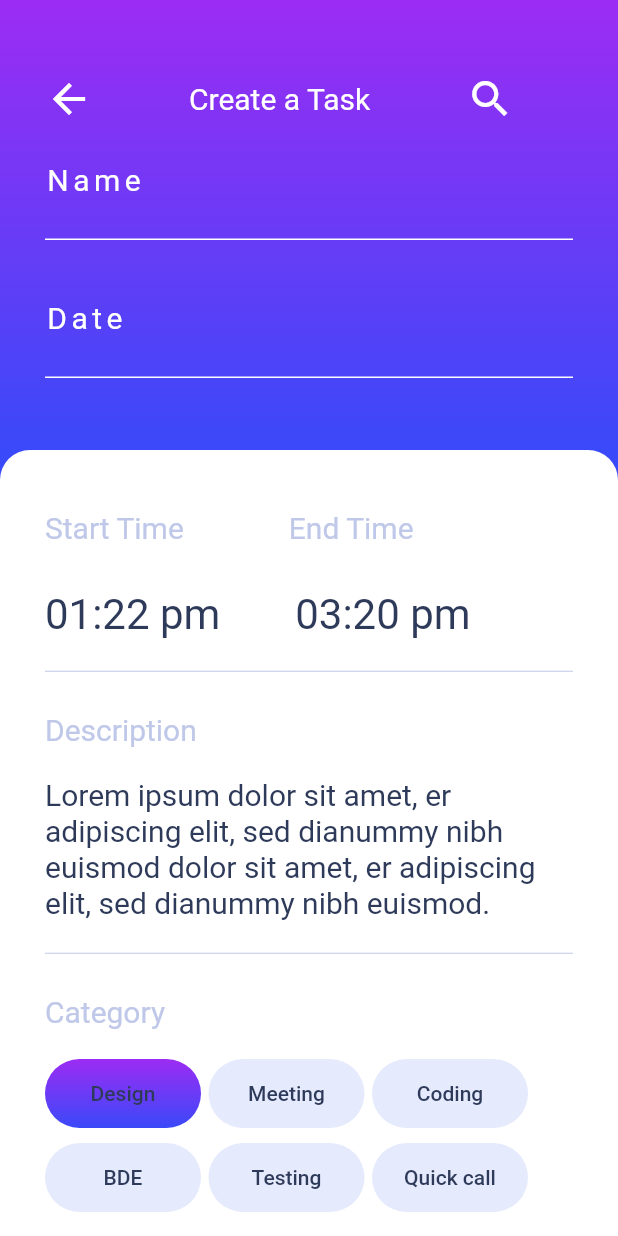
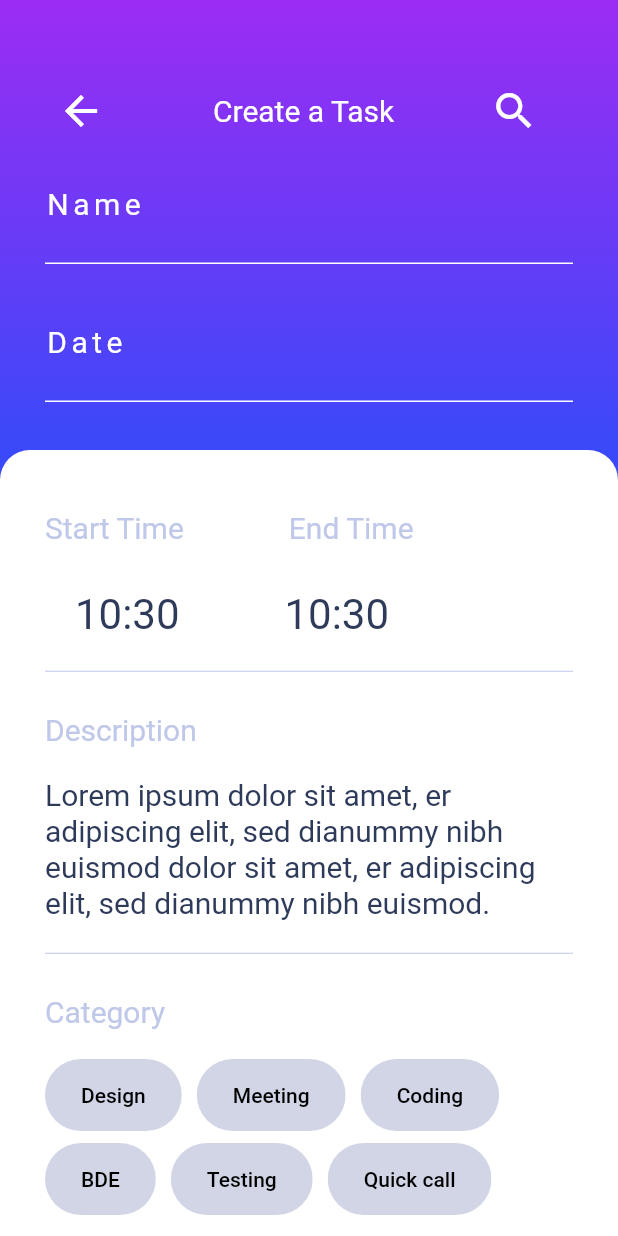
Before and after one commit to ZayniddinMamarasulov/taskmanager, a Flutter app: the screen it shows after launch, on a phone screen of 412 x 824 dp. Run offline on Flutter 3.47's test engine with Material 2 defaults, Android fonts, the phone set to English and light mode, and no system bars.

Commit message:
Choice Chip and timePicker added

```diff
--- /dev/null
+++ b/lib/app_colors.dart
@@ -0,0 +1,22 @@
+import 'package:flutter/material.dart';
+
+class AppColors {
+  AppColors._();
+
+  static Color lightBackgroundColor = const Color.fromRGBO(229, 229, 229, 1);
+  static Color lightTopGradient = const Color(0xFF9C2CF3);
+  static Color lightbottomGradient = const Color(0xFF3A49F9);
+  static Color lightTextColor = const Color(0xFF2E3A59);
+  static Color lightNoSelectColor = const Color.fromARGB(255, 209, 213, 230);
+  static Color lightSelectGradient = const Color(0xFFFFFFFF);
+  static Color lightButtomBackgroundColor = const Color(0xFFE5EAFC);
+  static Color lightButtomTextColor = const Color(0xFF242736);
+
+  static Color darkBackgroundColor = const Color.fromRGBO(229, 229, 229, 1);
+  static Color darkTopGradient = const Color(0xFF324646);
+  static Color darkTextColor = const Color(0xFF324646);
+  static Color darkNoSelectColor = const Color(0xFFD7D7D7);
+  static Color darkSelectGradient = const Color(0xFFFFFFFF);
+  static Color darkButtomBackgroundColor = const Color(0xFFDCDCDC);
+  static Color darkButtomTextColor = const Color(0xFF324747);
+}
--- /dev/null
+++ b/lib/tasks.dart
@@ -0,0 +1,17 @@
+class CategoryTask{
+  String title;
+  bool isSelected;
+
+  String toString(){
+    return 'MyTopic{title :$title ,isSelected: $isSelected}';
+  }
+  CategoryTask(this.title,{this.isSelected=false});
+  static List<CategoryTask> topics=[
+    CategoryTask('Design'),
+    CategoryTask('Meeting'),
+    CategoryTask('Coding'),
+    CategoryTask('BDE'),
+    CategoryTask('Testing'),
+    CategoryTask('Quick call'),
+  ];
+}
--- a/lib/thirdpage.dart
+++ b/lib/thirdpage.dart
@@ -1,4 +1,6 @@
 import 'package:flutter/material.dart';
+import 'package:taskmanager/app_colors.dart';
+import 'package:taskmanager/tasks.dart';
 
 class ThirdPage extends StatefulWidget {
   const ThirdPage({Key? key}) : super(key: key);
@@ -9,19 +11,48 @@ class ThirdPage extends StatefulWidget {
 
 class _ThirdPageState extends State<ThirdPage> {
   @override
+  late TimeOfDay time;
+  late TimeOfDay time2;
+  late TimeOfDay picket;
+  late TimeOfDay picket2;
+  void initState(){
+    super.initState();
+    time=TimeOfDay.now();
+    time2=TimeOfDay.now();
+  }
+  //select time
+  Future<Null> selectTime(BuildContext context) async{
+    picket = (await showTimePicker(
+        context: context,
+        initialTime: time))!;
+    if(picket!=null){
+      setState(() {
+        time=picket;
+      });
+    }
+  }
+  Future<Null> selectTime2(BuildContext context) async{
+    picket2 = (await showTimePicker(
+        context: context,
+        initialTime: time2))!;
+    if(picket2!=null){
+      setState(() {
+        time2=picket2;
+      });
+    }
+  }
   Widget build(BuildContext context) {
-    bool isPressed=false;
     return Scaffold(
       body: SingleChildScrollView(
         child:
         Container(
-          color: Color(0xff3A49F9),
+          color: const Color(0xff3A49F9),
           child: Column(
             children: [
               Container(
                 width: double.infinity,
                 height: 300,
-                decoration: BoxDecoration(
+                decoration:const BoxDecoration(
                   gradient: LinearGradient(
                       colors: [Color(0xff9C2CF3),Color(0xff3A49F9)],
                       begin: const FractionalOffset(1.0,0.0),
@@ -33,50 +64,28 @@ class _ThirdPageState extends State<ThirdPage> {
                   padding: const EdgeInsets.only(left: 30.0,right: 30),
                   child: Column(
                     children: [
-                      SizedBox(height: 50,),
+                     const  SizedBox(height: 50,),
                       Row(
                         children:[
-                          Icon(Icons.arrow_back,size: 32,color: Colors.white,),
-                          SizedBox(width: 64,),
-                          Text('Create a Task',
+                          IconButton(onPressed: (){Navigator.of(context).pop();},
+                              icon:const Icon(Icons.arrow_back,size: 32,color: Colors.white,),
+                          ),
+                          const SizedBox(width: 64,),
+                          const Text('Create a Task',
                             style: TextStyle(color: Colors.white,fontSize: 20),),
-                          SizedBox(width: 64,),
-                          Icon(Icons.search,size: 32,color: Colors.white,)
+                          const SizedBox(width: 64,),
+                          const  Icon(Icons.search,size: 32,color: Colors.white,)
                         ],
                       ),
-
-                      TextFormField(
-                        style: TextStyle(color: Colors.white,fontSize: 30),
-                        decoration: InputDecoration(
-                          enabledBorder: UnderlineInputBorder(
-                            borderSide: BorderSide(color: Colors.white),
-                          ),
-                          labelText: "Name",
-                          fillColor: Colors.white,
-                          labelStyle: TextStyle(color: Colors.white,fontSize: 20,letterSpacing: 3),
-                        ),
-                      ),
-                      SizedBox(height: 14,),
-                      TextFormField(
-                        style: TextStyle(color: Colors.white,fontSize: 30),
-                        decoration: InputDecoration(
-                          enabledBorder: UnderlineInputBorder(
-                            borderSide: BorderSide(color: Colors.white),
-                          ),
-                          labelText: "Date",
-                          fillColor: Colors.white,
-                          labelStyle: TextStyle(color: Colors.white,fontSize: 20,letterSpacing: 3),
-                        ),
-                      )
+                      Form()
 
                     ],
                   ),
                 ),
               ),
               Container(
-                decoration: BoxDecoration(
+                decoration: const BoxDecoration(
                     color: Color(0xffFFFFFF),
-
                     borderRadius: BorderRadius.only(topLeft: Radius.circular(20),topRight: Radius.circular(20))
                 ),
                 child:Padding(
@@ -84,165 +93,26 @@ class _ThirdPageState extends State<ThirdPage> {
                   child: Column(
                     crossAxisAlignment: CrossAxisAlignment.start,
                     children: [
-                      SizedBox(height: 40,),
-                      Row(
-                        children: [
-                          Text("Start Time",style: TextStyle(fontSize: 20,color: Color(0xffBFC8E8)),),
-                          SizedBox(width: 70,),
-                          Text("End Time",style: TextStyle(fontSize: 20,color: Color(0xffBFC8E8))),
-                        ],
-                      ),
-                      SizedBox(height: 30,),
-                      Row(
-                        children: [
-                          Text("01:22 pm",style: TextStyle(fontSize: 28,color: Color(0xff2E3A59)),),
-                          SizedBox(width: 50,),
-                          Text("03:20 pm",style: TextStyle(fontSize: 28,color: Color(0xff2E3A59)),)
-                        ],
-                      ),
-                      SizedBox(height: 20,),
-                      Divider(
-                        height: 3,
-                        color: Color(0xffBFC8E8),
-                      ),
-                      SizedBox(height: 26,),
-                      Text("Description",style: TextStyle(color: Color(0xffBFC8E8),fontSize: 20),),
-                      SizedBox(height: 20,),
-                      Text("Lorem ipsum dolor sit amet, "
+                      Time(context),
+                      divider(context),
+                      const SizedBox(height: 26,),
+                      const Text("Description",style: TextStyle(color: Color(0xffBFC8E8),fontSize: 20),),
+                      const SizedBox(height: 20,),
+                      const  Text("Lorem ipsum dolor sit amet, "
                           "er adipiscing elit, sed dianummy "
                           "nibh euismod dolor sit amet, er adipiscing elit, "
                           "sed dianummy nibh euismod.",style:TextStyle(
                           color: Color(0xff2E3A59),fontSize: 20,height: 1.2
                       ),),
-                      SizedBox(height: 20,),
-                      Divider(
-                        height: 3,
-                        color: Color(0xffBFC8E8),
-                      ),
-                      SizedBox(height: 26,),
-                      Text("Category",style: TextStyle(color: Color(0xffBFC8E8),fontSize: 20),),
-                      SizedBox(height: 20,),
-                      Row(children: [
-                        Container(
-                            decoration: BoxDecoration(
-                              gradient:LinearGradient(
-                          colors: [Color(0xff9C2CF3),Color(0xff3A49F9)],
-                      begin: const FractionalOffset(1.0,0.0),
-                      end: const FractionalOffset(1.0,1.0),
-                      tileMode: TileMode.clamp
-                  ),
-                                color: Color(0xffE5EAFC),
-                                borderRadius: BorderRadius.all(Radius.circular(50))
-                            ),
-                          width:104,
-                          height: 46,
-                          child:TextButton(
-                            onPressed: () {
-                              setState(() {
-                                isPressed=!isPressed;
-                              });
-                            },
-                            child:Center(child: Text('Design',style: TextStyle(color:Color(0xff2E3A59)),)),
-                          )
-
-                        ),
-                        SizedBox(width: 5,),
-                        Container(
-                          width:104,
-                          height: 46,
-                          child: TextButton(
-                            onPressed: (){},
-                              child:Center(
-                              child: Text('Meeting',style: TextStyle(color:Color(0xff2E3A59)),))),
-
-                          decoration: BoxDecoration(
-                              color: Color(0xffE5EAFC),
-                              borderRadius: BorderRadius.all(Radius.circular(50))
-
-                          ),
-                        ),
-                        SizedBox(width: 5,),
-                        Container(
-                          width:104,
-                          height: 46,
-                          child: TextButton(
-                            onPressed: (){},
-                            child: Center(child: Text('Coding',style: TextStyle(color:Color(0xff2E3A59)),)),
-                          ),
-                          decoration: BoxDecoration(
-                              color: Color(0xffE5EAFC),
-                              borderRadius: BorderRadius.all(Radius.circular(50))
-
-                          ),
-                        )
-                      ],),
-                      SizedBox(height: 10,),
-                      Row(children: [
-                        Container(
-                          width:104,
-                          height: 46,
-                          child: TextButton(
-                            onPressed: (){},
-                            child: Center(child: Text('BDE',style: TextStyle(color:Color(0xff2E3A59)),)),
-
-                          ),
-                          decoration: BoxDecoration(
-                              color: Color(0xffE5EAFC),
-                              borderRadius: BorderRadius.all(Radius.circular(50))
-
-                          ),
-                        ),
-                        SizedBox(width: 5,),
-                        Container(
-                          width:104,
-                          height: 46,
-                          child: TextButton(
-                            onPressed: (){},
-                            child: Center(child: Text('Testing',style: TextStyle(color:Color(0xff2E3A59)),)),
-
-                          ),
-                          decoration: BoxDecoration(
-                              color: Color(0xffE5EAFC),
-                              borderRadius: BorderRadius.all(Radius.circular(50))
-
-                          ),
-                        ),
-                        SizedBox(width: 5,),
-                        Container(
-                          width:104,
-                          height: 46,
-                          child: TextButton(
-                            onPressed: (){},
-                            child: Center(child: Text('Quick call',style: TextStyle(color:Color(0xff2E3A59)),)),
-
-                          ),
-                          decoration: BoxDecoration(
-                              color: Color(0xffE5EAFC),
-                              borderRadius: BorderRadius.all(Radius.circular(50))
-
-                          ),
-                        )
-                      ],),
-                      SizedBox(height: 26,),
-                      Container(
-                          decoration: BoxDecoration(
-                              gradient: LinearGradient(
-                                  colors: [Color(0xff9C2CF3),Color(0xff3A49F9)],
-                                  begin: const FractionalOffset(1.0,0.0),
-                                  end: const FractionalOffset(1.0,1.0),
-                                  tileMode: TileMode.clamp
-                              ),
-                              borderRadius: BorderRadius.all(Radius.circular(40))
-                          ),
-                        child: TextButton(
-                          onPressed: (){},
-                          child: Center(child: Text('Create task',style:
-                            TextStyle(color: Colors.white,fontSize: 20)
-                            ,),),)
-
-                        ),
-                      SizedBox(height: 40,)
-
+                      const SizedBox(height: 20,),
+                      divider(context),
+                      const  SizedBox(height: 26,),
+                      const Text("Category",style: TextStyle(color: Color(0xffBFC8E8),fontSize: 20),),
+                      const SizedBox(height: 20,),
+                      Categories(context),
+                  const SizedBox(height: 30,),
+                        CreateButton(),
+                        SizedBox(height: 40,)
                     ],
                   ),
                 ),
@@ -255,4 +125,127 @@ class _ThirdPageState extends State<ThirdPage> {
 
     );
   }
+  Widget Time(BuildContext context){
+    return Column(
+      children: [
+        const SizedBox(height: 40,),
+        Row(
+          children: [
+            InkWell(
+                onTap:(){
+                  selectTime(context);
+                  print(time);
+                },
+                child: Text("Start Time",style:
+                TextStyle(fontSize: 20,color: Color(0xffBFC8E8)),)),
+            const SizedBox(width: 70,),
+            InkWell(
+              onTap:(){
+                selectTime2(context);
+                print(time2);
+              },
+              child:const Text("End Time",style:
+              TextStyle(fontSize: 20,color: Color(0xffBFC8E8))),
+            ),
+          ],
+        ),
+        const SizedBox(height: 30,),
+        Row(
+          children: [
+            const SizedBox(width: 20,),
+            Text("${time.hour}:${(time.minute<10)?'0${time.minute}':'${time.minute}'}",
+              style: const TextStyle(fontSize: 28,color: Color(0xff2E3A59)),),
+            const SizedBox(width: 70,),
+            Text("${time2.hour}:${(time2.minute<10)?'0${time2.minute}':'${time2.minute}'} ",
+              style: const TextStyle(fontSize: 28,color: Color(0xff2E3A59)),)
+          ],
+        ),
+        const SizedBox(height: 20,),
+      ],
+    );
+
+  }
+  Widget divider(BuildContext context){
+    return const Divider(
+      height: 3,
+      color: Color(0xffBFC8E8),
+    );
+  }
+  Widget Categories(BuildContext context){
+    return Wrap(
+        spacing: 10,
+        runSpacing: 8,
+        children: List.generate(
+            CategoryTask.topics.length,
+                (index) {
+              var category=CategoryTask.topics[index];
+              return ChoiceChip(
+                padding: const EdgeInsets.all(16),
+                selectedColor: AppColors.lightbottomGradient,
+                disabledColor: AppColors.lightNoSelectColor,
+                backgroundColor: AppColors.lightNoSelectColor,
+                labelStyle: TextStyle(
+                    color: category.isSelected ? Colors.white:Colors.black
+                ),
+                label: Text(category.title),
+                selected: category.isSelected,
+                onSelected: (value){
+                  setState(() {
+                    category.isSelected=!category.isSelected;
+                  });
+                },
+
+              );
+            })
+    );
+  }
+  Widget CreateButton(){
+    return  Container(
+        decoration: const BoxDecoration(
+            gradient: LinearGradient(
+                colors: [Color(0xff9C2CF3),Color(0xff3A49F9)],
+                begin: const FractionalOffset(1.0,0.0),
+                end: const FractionalOffset(1.0,1.0),
+                tileMode: TileMode.clamp
+            ),
+            borderRadius: BorderRadius.all(Radius.circular(40))
+        ),
+        child: TextButton(
+          onPressed: (){},
+          child:const  Center(child: Text('Create task',style:
+          TextStyle(color: Colors.white,fontSize: 20)
+            ,),),)
+
+    );
+  }
+  Widget Form(){
+    return Column(
+      children: [
+        TextFormField(
+          style: const TextStyle(color: Colors.white,fontSize: 30),
+          decoration: const InputDecoration(
+            enabledBorder: UnderlineInputBorder(
+              borderSide: BorderSide(color: Colors.white),
+            ),
+            labelText: "Name",
+            fillColor: Colors.white,
+            labelStyle: TextStyle(color: Colors.white,fontSize: 20,letterSpacing: 3),
+          ),
+        ),
+        SizedBox(height: 14,),
+        TextFormField(
+          style: const TextStyle(color: Colors.white,fontSize: 30),
+          decoration: const InputDecoration(
+            enabledBorder: UnderlineInputBorder(
+              borderSide: BorderSide(color: Colors.white),
+            ),
+            labelText: "Date",
+            fillColor: Colors.white,
+            labelStyle: TextStyle(color: Colors.white,fontSize: 20,letterSpacing: 3),
+          ),
+        )
+
+      ],
+    );
+  }
 }
```
